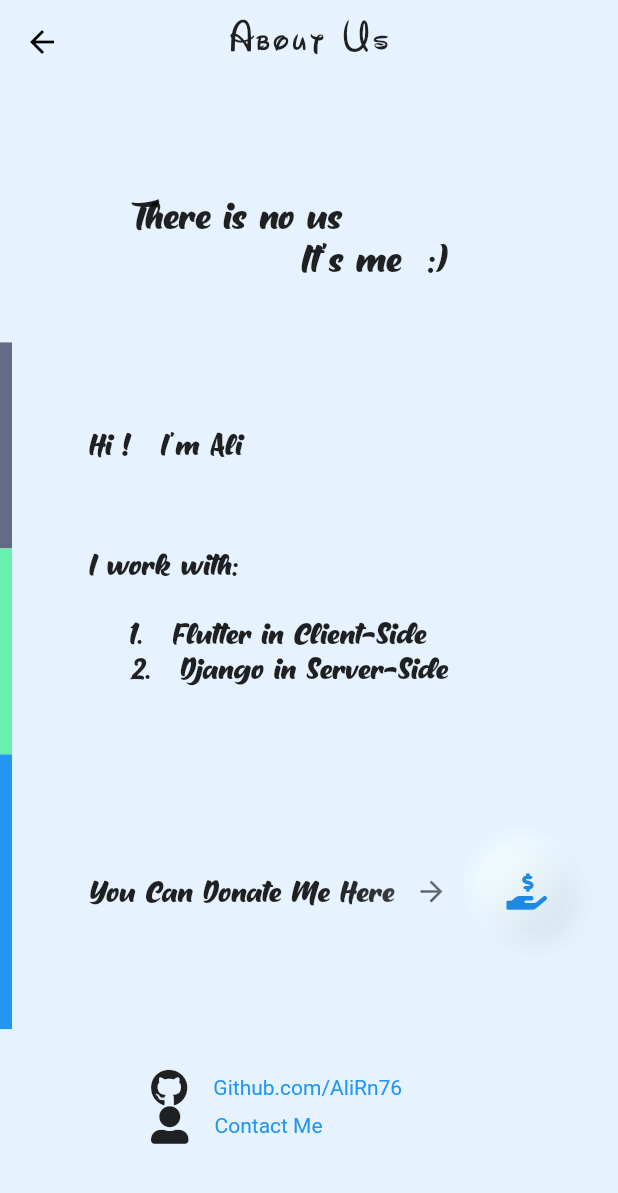
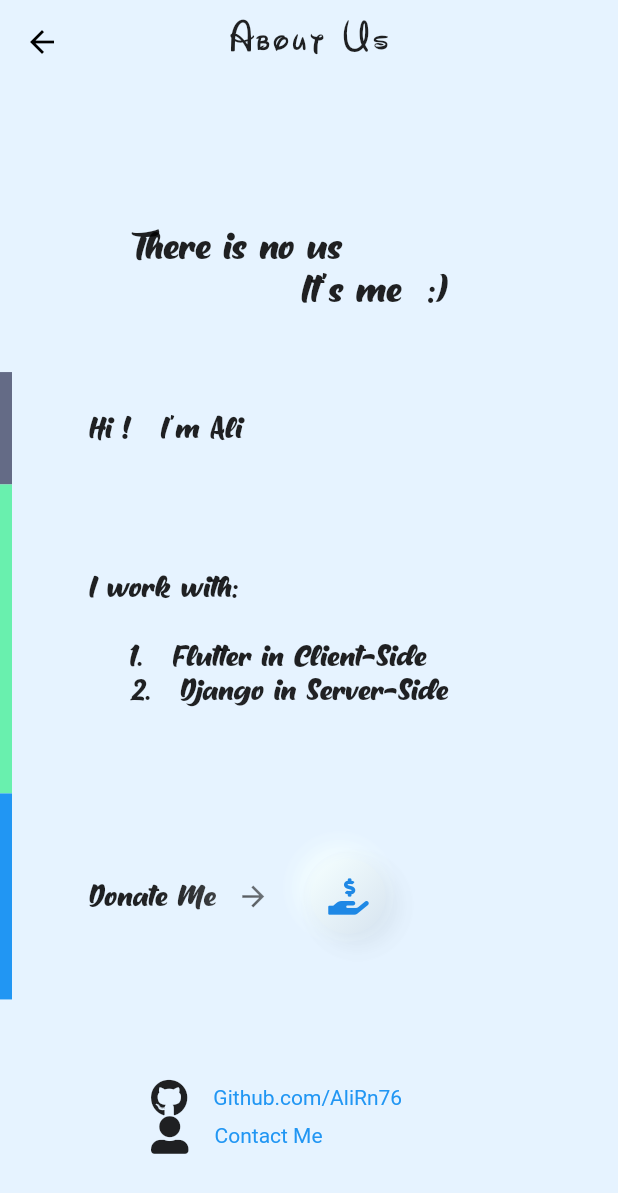
Before and after one commit to AliRn76/HiCoffee-App, a Flutter app: the AboutUsScreen screen opened directly, on a phone screen of 412 x 824 dp. Shown: the top 1193 px of the screen. Run offline on Flutter 3.47's test engine with Material 2 defaults, Android fonts, the phone set to English and light mode, and no system bars; drawn by our look-alikes of clay_containers; our stand-ins replace connectivity, flip_card, flutter_spinkit, font_awesome_flutter, numberpicker, sqflite and 1 more; missing offline and left inert: drawerbehavior, flutter_fluid_slider, folding_cell, number_selection; accounts and stored records are empty; network calls fail.

Commit message:
some little change and debug

```diff
--- a/hicoffee/lib/main.dart
+++ b/hicoffee/lib/main.dart
@@ -27,7 +27,7 @@ class MyApp extends StatelessWidget {
         ChangeNotifierProvider<RequestsProvider>.value(value: RequestsProvider(),),
       ],
       child: MaterialApp(
-        title: 'HiCoffee App',
+        title: 'Hi Coffee',
         debugShowCheckedModeBanner: false,
         theme: ThemeData(
           scaffoldBackgroundColor: Color(0xFFe6f3ff),
--- a/hicoffee/lib/screens/aboutUs_screen.dart
+++ b/hicoffee/lib/screens/aboutUs_screen.dart
@@ -94,13 +94,15 @@ class _AboutUsScreenState extends State<AboutUsScreen>  with SingleTickerProvide
             children: <Widget>[
               Container(
                 width: 8.0,
-                height: height()/6,
+                height: height()/11,
                 color: Theme.of(context).accentColor,
               ),
               SizedBox(width: width()/8),
-              Container(
+              Align(
+                alignment: Alignment(-1, 0),
+                child: Container(
                   width: width() - width()/8 - 8,
-                height: height()/6,
+                  height: height()/11,
                   child: Row(
                     mainAxisAlignment: MainAxisAlignment.start,
                     children: <Widget>[
@@ -114,19 +116,22 @@ class _AboutUsScreenState extends State<AboutUsScreen>  with SingleTickerProvide
                     ],
                   ),
                 ),
+              ),
             ],
           ),
           Row(
             children: <Widget>[
               Container(
                 width: 8.0,
-                height: height()/6,
+                height: height()/4,
                 color: Colors.greenAccent[200],
               ),
               SizedBox(width: width()/8),
               Container(
                 width: width() - width()/8 - 8,
-                height: height()/6,
+                height: height()/4,
+                child: Align(
+                  alignment: Alignment(-1.0, 0.0),
                   child: Text(
                     "I work with:\n\n"
                         "    1.   Flutter in Client-Side\n"
@@ -137,25 +142,28 @@ class _AboutUsScreenState extends State<AboutUsScreen>  with SingleTickerProvide
                     ),
                   ),
                 ),
+              ),
             ],
           ),
           Row(
             children: <Widget>[
               Container(
                 width: 8.0,
-                height: height()/4.5,
+                height: height()/6,
                 color: Colors.blue,
               ),
               SizedBox(width: width()/8),
               Container(
                 width: width() - width()/8 - 8,
                 height: height()/6,
+                child: Align(
+                  alignment: Alignment(-1, 0),
                   child: Row(
                     mainAxisAlignment: MainAxisAlignment.start,
                     children: <Widget>[
 //                    SizedBox(width: width()/16),
                       Text(
-                      "You Can Donate Me Here  ",
+                        "Donate Me  ",
                         style: TextStyle(
                           fontFamily: "Milton",
                           fontSize: 20.0,
@@ -217,6 +225,7 @@ class _AboutUsScreenState extends State<AboutUsScreen>  with SingleTickerProvide
                     ],
                   ),
                 ),
+              ),
             ],
           ),
           Row(
@@ -230,7 +239,7 @@ class _AboutUsScreenState extends State<AboutUsScreen>  with SingleTickerProvide
                 width: width() - width()/8 - 8,
                 height: height()/8,
                 child: Column(
-                  mainAxisAlignment: MainAxisAlignment.center,
+                  mainAxisAlignment: MainAxisAlignment.end,
                   children: <Widget>[
                     Row(
                       mainAxisAlignment: MainAxisAlignment.start,
--- a/hicoffee/lib/widgets/cardLists.dart
+++ b/hicoffee/lib/widgets/cardLists.dart
@@ -43,6 +43,8 @@ class CardLists extends StatelessWidget {
   }
 
   void sellItem(BuildContext context, Item item, int sellValue, RequestsProvider requestsProvider) async{
+    if(sellValue == 0)
+      return;
     if(item.number != null){
       int statusCode = await requestsProvider.reqSellItem(item, sellValue);
       if(statusCode == 200){
--- a/hicoffee/pubspec.yaml
+++ b/hicoffee/pubspec.yaml
@@ -15,7 +15,7 @@ publish_to: 'none' # Remove this line if you wish to publish to pub.dev
 # In iOS, build-name is used as CFBundleShortVersionString while build-number used as CFBundleVersion.
 # Read more about iOS versioning at
 # https://developer.apple.com/library/archive/documentation/General/Reference/InfoPlistKeyReference/Articles/CoreFoundationKeys.html
-version: 1.8.1+1
+version: 1.9.2+1
 
 environment:
   sdk: ">=2.7.0 <3.0.0"
@@ -98,10 +98,10 @@ flutter:
     - family: Waltograph
       fonts:
         - asset: assets/fonts/waltograph42.otf
-    - family: WaltographUI
+#    - family: WaltographUI
 #      fonts:
 #        - asset: assets/fonts/waltographUI.ttf
-#    - family: BTitr_Bold
+    - family: BTitr_Bold
       fonts:
         - asset: assets/fonts/BTitr_Bold.ttf
     - family: Milton
```
Lines whose indentation alone changed are shown as unchanged.
